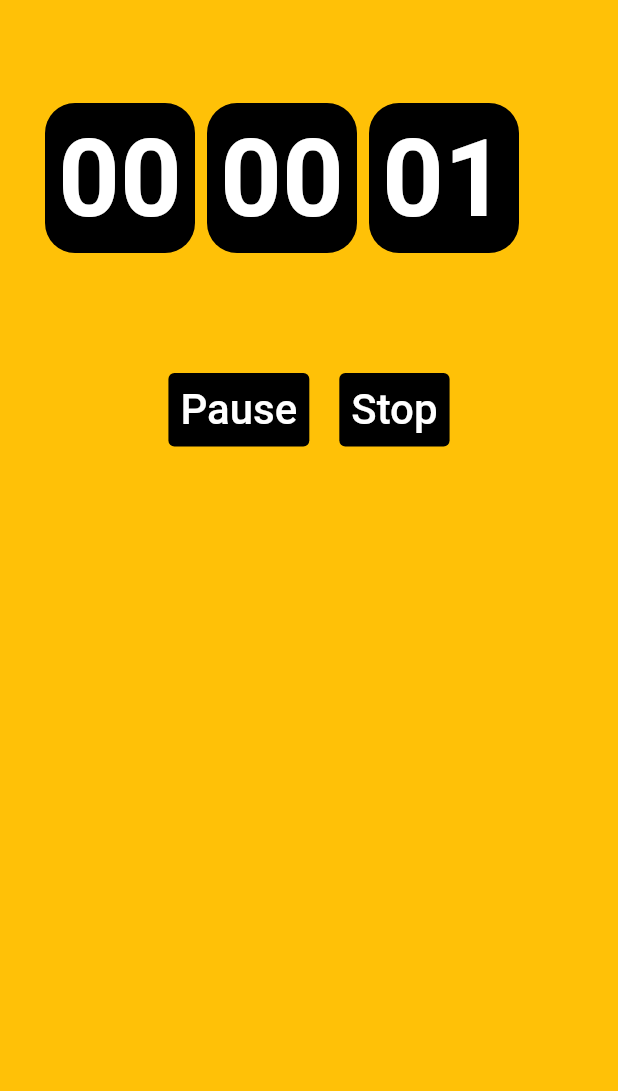
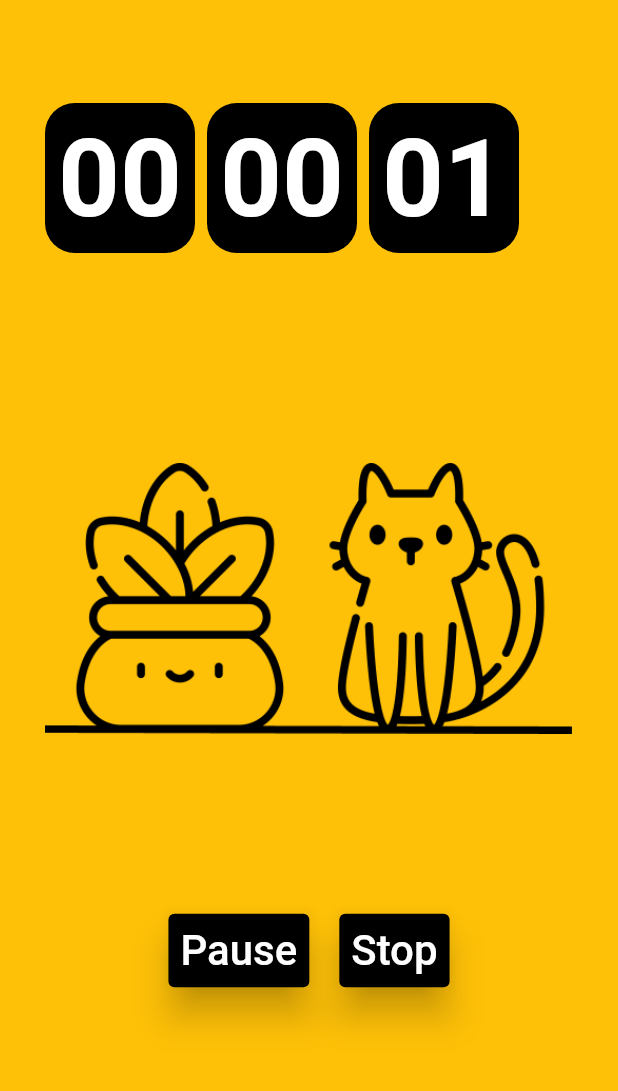
Before and after one commit to Fareed-Ahmad7/Timer_App, a Flutter app: the screen it shows after launch, after a tap on "Start Timer!", on a phone screen of 412 x 824 dp, the part 71-1162 px from its top. Run offline on Flutter 3.47's test engine with Material 2 defaults, Android fonts, the light colour scheme and no system bars; our stand-ins replace google_fonts; Roboto replaces fonts that are missing (Amiko).

Commit message:
added image

```diff
--- a/lib/main.dart
+++ b/lib/main.dart
@@ -71,6 +71,13 @@
                 child: buildTime(),
               ),
             ),
+            Container(
+              padding: const EdgeInsets.fromLTRB(30, 60, 30, 60),
+              alignment: Alignment.center,
+              child: Image.asset("assets/images/Group 1.png",
+              ),
+            ),
+            const SizedBox(height: 60,),
             buildButtons(),
           ],
         ),
@@ -107,6 +114,7 @@
             children: [
               TextButton(
                 style: TextButton.styleFrom(
+                  elevation: 10,
                   primary: Colors.white,
                   backgroundColor: Colors.black,
                 ),
@@ -130,6 +138,7 @@
               ),
               TextButton(
                 style: TextButton.styleFrom(
+                  elevation: 10,
                   primary: Colors.white,
                   backgroundColor: Colors.black,
                 ),
@@ -152,6 +161,7 @@
           )
         : TextButton(
             style: TextButton.styleFrom(
+              elevation: 10,
               primary: Colors.white,
               backgroundColor: Colors.black,
             ),
--- a/pubspec.yaml
+++ b/pubspec.yaml
@@ -60,9 +60,8 @@
   uses-material-design: true
 
   # To add assets to your application, add an assets section, like this:
-  # assets:
-  #   - images/a_dot_burr.jpeg
-  #   - images/a_dot_ham.jpeg
+  assets:
+    - assets/images/
 
   # An image asset can refer to one or more resolution-specific "variants", see
   # https://flutter.dev/assets-and-images/#resolution-aware.
```
Also changed, not shown: assets/images/Group 1.png (added).
